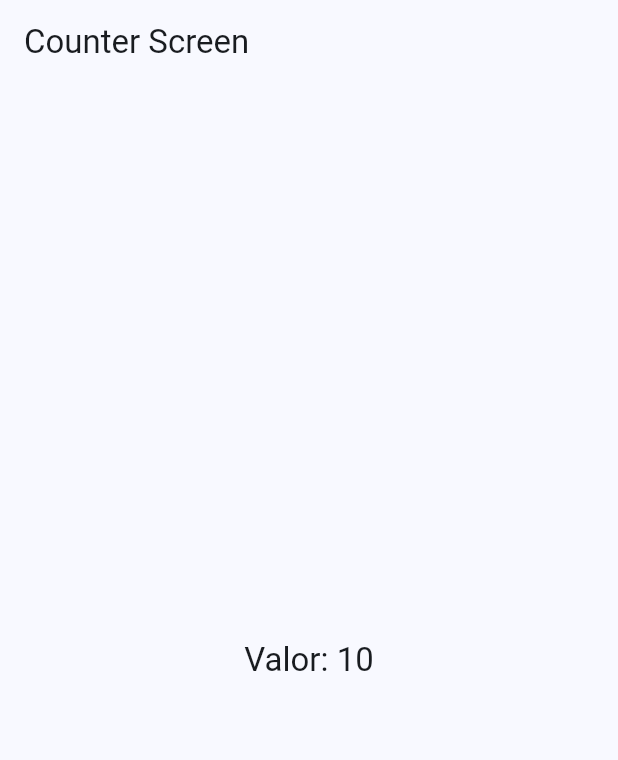
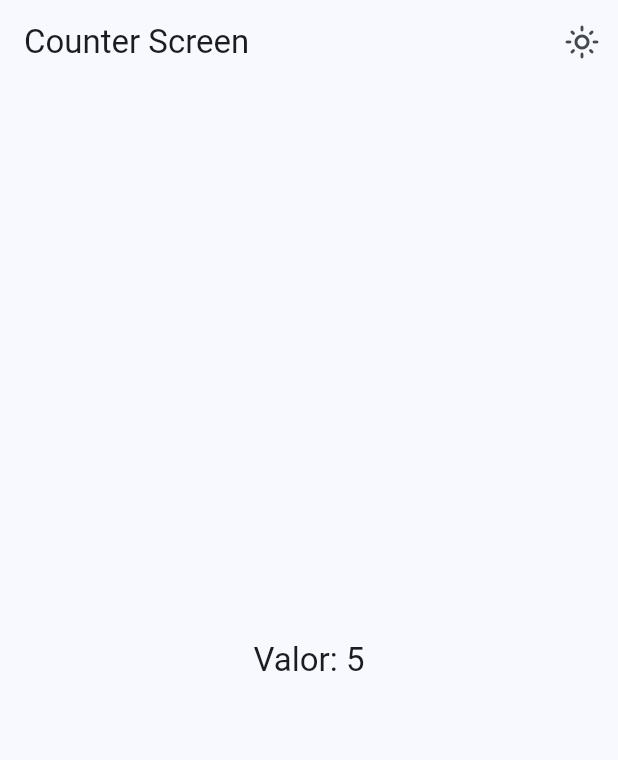
Before and after one commit to EmilioMartel/flutter-widgets-app, a Flutter app: the CounterScreen screen opened by its route, on a phone screen of 412 x 824 dp. Shown: the top 760 px of the screen. Run offline on Flutter 3.47's test engine with Material 2 defaults, Android fonts, the phone set to English and light mode, and no system bars; our stand-ins replace animate_do, flutter_riverpod, go_router.

Commit message:
primeros pasos en riverpod con valores int y bool

```diff
--- /dev/null
+++ b/lib/presentation/providers/counter_provider.dart
@@ -0,0 +1,4 @@
+
+import 'package:flutter_riverpod/flutter_riverpod.dart';
+
+final counterProvider = StateProvider<int>((ref) => 5);
--- /dev/null
+++ b/lib/presentation/providers/theme_provider.dart
@@ -0,0 +1,6 @@
+
+
+
+import 'package:flutter_riverpod/flutter_riverpod.dart';
+
+final isDarkModeProvider = StateProvider<bool>((ref) => false);
--- a/lib/presentation/screens/counter/counter_screen.dart
+++ b/lib/presentation/screens/counter/counter_screen.dart
@@ -1,25 +1,43 @@
 import 'package:flutter/material.dart';
+import 'package:flutter_riverpod/flutter_riverpod.dart';
+import 'package:widgets_app/presentation/providers/counter_provider.dart';
+import 'package:widgets_app/presentation/providers/theme_provider.dart';
 
 
-class CounterScreen extends StatelessWidget {
+class CounterScreen extends ConsumerWidget {
 
   static const String name = 'counter_screen';
   const CounterScreen({super.key,});
 
   @override
-  Widget build(BuildContext context) {
+  Widget build(BuildContext context, WidgetRef ref) {
+
+    final int clickCounter = ref.watch( counterProvider );
+    final bool isDarkMode = ref.watch( isDarkModeProvider );
+
     return Scaffold(
       appBar: AppBar(
         title: const Text('Counter Screen'),
+        actions: [
+          IconButton(
+            icon: Icon( isDarkMode ? Icons.dark_mode_outlined : Icons.light_mode_outlined),
+            onPressed: (){
+              ref.read( isDarkModeProvider.notifier ).update((isDarkMode) => !isDarkMode);
+            },
+          )
+        ],
       ),
 
       body: Center(
-        child: Text('Valor: 10', style: Theme.of(context).textTheme.titleLarge,),
+        child: Text('Valor: $clickCounter', style: Theme.of(context).textTheme.titleLarge,),
       ),
 
       floatingActionButton: FloatingActionButton(
         child: const Icon(Icons.add),
-        onPressed: (){},
+        onPressed: (){
+          // ref.read( counterProvider.notifier ).update((state) => state + 1);
+          ref.read( counterProvider.notifier ).state++;
+        },
       ),
     );
   }
--- a/pubspec.yaml
+++ b/pubspec.yaml
@@ -10,6 +10,7 @@ dependencies:
   animate_do: ^3.0.2
   flutter:
     sdk: flutter
+  flutter_riverpod: ^2.3.10
   go_router: ^10.1.0
 
 dev_dependencies:
```
Also changed, not shown: lib/main.dart (+6 -1 lines), pubspec.lock.
